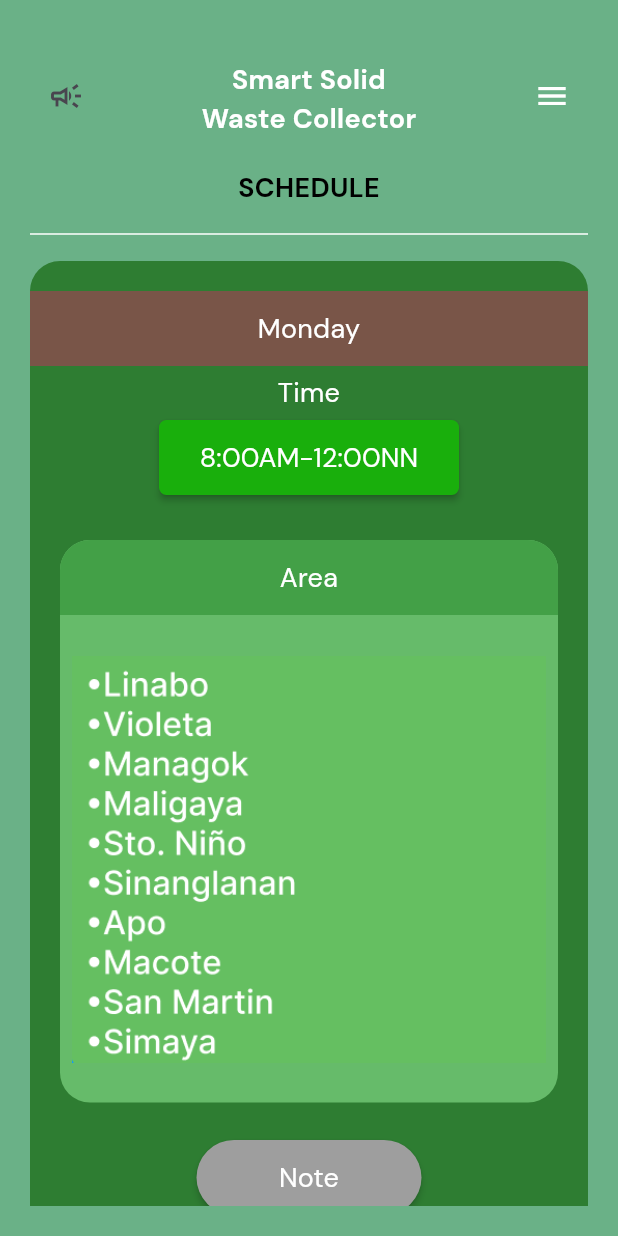
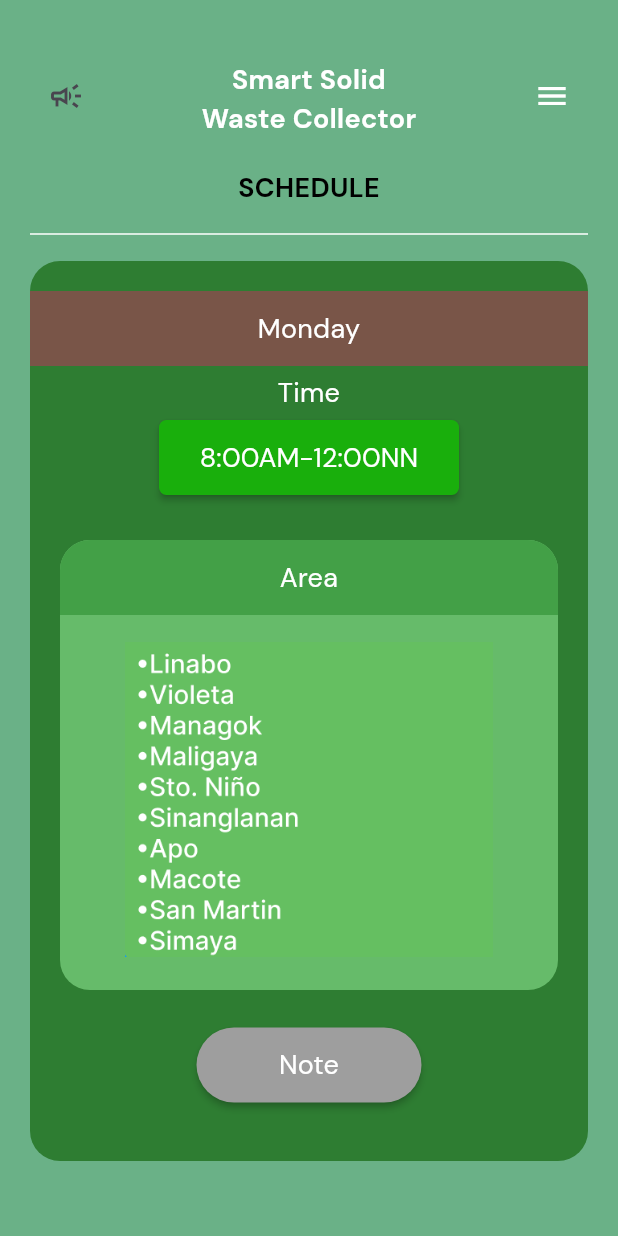
Before and after one commit to lansoyyy/Smart-waste-mobile, a Flutter app: the ScheduleScreen screen opened directly, on a phone screen of 412 x 824 dp. Run offline on Flutter 3.47's test engine with Material 3 defaults, Android fonts, the phone set to English and light mode, and no system bars; our stand-ins replace cloud_firestore, firebase_auth, firebase_core, firebase_database, firebase_storage, fluttertoast and 5 more; missing offline and left inert: flutter_inapp_notifications; accounts and stored records are empty.

Commit message:
added revision

```diff
--- a/lib/screens/schedule_screen.dart
+++ b/lib/screens/schedule_screen.dart
@@ -51,6 +51,10 @@ class _ScheduleScreenState extends State<ScheduleScreen> {
       'name': 'Saturday',
       'time': '6:00AM-10:00AM',
     },
+    {
+      'name': 'Sunday',
+      'time': '2:00PM-8:00PM',
+    },
   ];
 
   List notes = [
@@ -67,18 +71,17 @@ Mapayag - Can - ayan\n1st Thursday of the month
     ''',
     '',
     '',
+    '',
   ];
   int index = 0;
   bool isNote = false;
   @override
   Widget build(BuildContext context) {
-    print(index);
     return Scaffold(
         endDrawer: const DrawerWidget(),
         backgroundColor: background,
         body: Padding(
           padding: const EdgeInsets.all(20),
-          child: SingleChildScrollView(
           child: Column(
             crossAxisAlignment: CrossAxisAlignment.center,
             mainAxisAlignment: MainAxisAlignment.start,
@@ -145,7 +148,7 @@ Mapayag - Can - ayan\n1st Thursday of the month
               ),
               Container(
                 width: double.infinity,
-                  height: 650,
+                height: 600,
                 decoration: BoxDecoration(
                   color: Colors.green[800],
                   borderRadius: BorderRadius.circular(20),
@@ -196,7 +199,7 @@ Mapayag - Can - ayan\n1st Thursday of the month
                             });
                           }
                         } else if (details.velocity.pixelsPerSecond.dx < 0) {
-                            if (index < 5) {
+                          if (index < 6) {
                             setState(() {
                               index++;
                             });
@@ -207,7 +210,7 @@ Mapayag - Can - ayan\n1st Thursday of the month
                         padding: const EdgeInsets.all(20.0),
                         child: Container(
                           width: double.infinity,
-                            height: 375,
+                          height: 300,
                           decoration: BoxDecoration(
                             color: Colors.green[400],
                             borderRadius: BorderRadius.circular(20),
@@ -246,7 +249,7 @@ Mapayag - Can - ayan\n1st Thursday of the month
                                         )
                                       : Image.asset(
                                           'assets/images/${index + 1}.PNG',
-                                            height: 290,
+                                          height: 210,
                                         ),
                                 ),
                               ),
@@ -283,7 +286,6 @@ Mapayag - Can - ayan\n1st Thursday of the month
               ),
             ],
           ),
-          ),
         ));
   }
 }
--- a/lib/screens/terms_conditions_page.dart
+++ b/lib/screens/terms_conditions_page.dart
@@ -25,7 +25,7 @@ class TermsAndConditionsPage extends StatelessWidget {
                 TextWidget(
                     align: TextAlign.start,
                     text: '''
-Welcome to the . Before using our services, please read and accept the following Terms and Conditions:\n
+Welcome to the Smart Solid Waste Collection.\nBefore using our services, please read and accept the following Terms and Conditions:\n
 1. Data Collection\n
 By using this service, you agree to provide the following personal information:
 Name
```
Also changed, not shown: lib/screens/feedback_screen.dart (+5 -4 lines), assets/images/7.PNG (added). Lines whose indentation alone changed are shown as unchanged.
